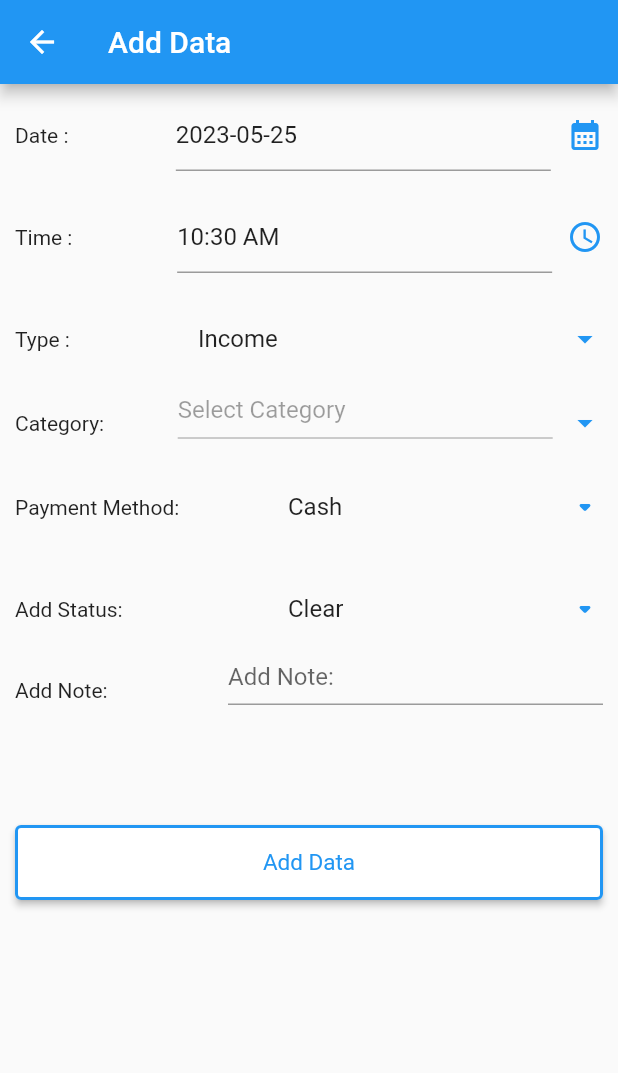
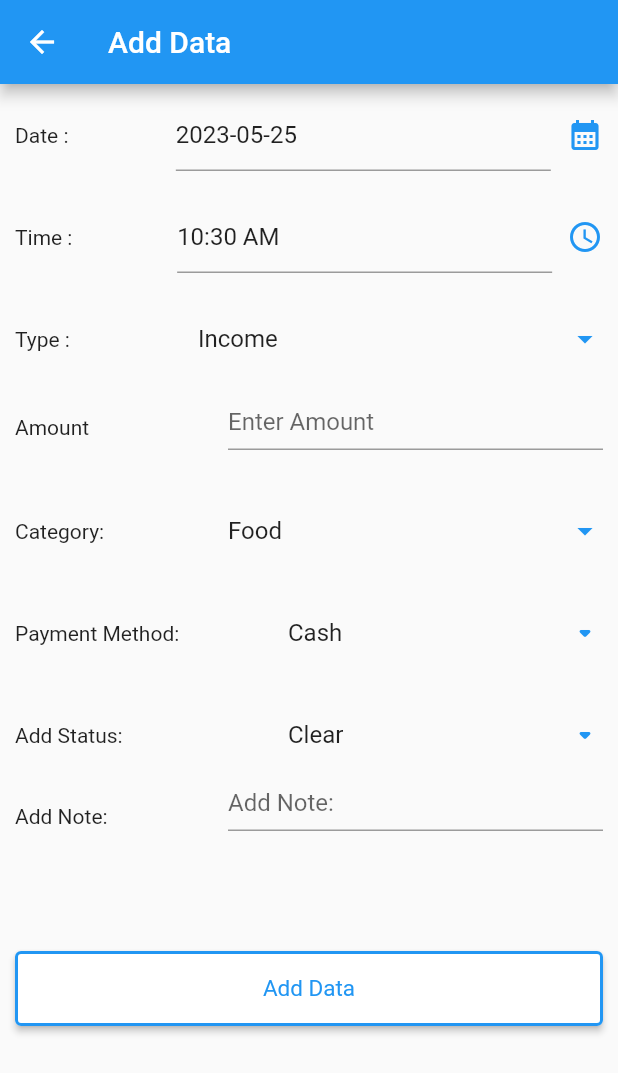
Before and after one commit to 9splShubham/Expense-Tracker, a Flutter app: the AddData screen opened directly, on a phone screen of 412 x 824 dp. Shown: the top 1073 px of the screen. Run offline on Flutter 3.47's test engine with Material 2 defaults, Android fonts, the phone set to English and light mode, and no system bars; our stand-ins replace firebase_auth, firebase_core, pie_chart, shared_preferences, sqflite; accounts and stored records are empty; network calls fail; Roboto replaces fonts that are missing (AvenirRegular).

Commit message:
Local database of Add data done (Category left)

```diff
--- a/lib/core/app_string.dart
+++ b/lib/core/app_string.dart
@@ -41,6 +41,9 @@ class AppString {
   static const textPaymentMethod = 'Payment Method:';
   static const textAddNote = 'Add Note: ';
   static const textAddStatus = 'Add Status: ';
+  static const textAmount = 'Amount ';
+  static const textEnterAmount = 'Enter Amount ';
+  static const textAddeddatasuccessfully = 'Added data successfully';
 
   /// BOTTOM SHEET
 
--- a/lib/db_helper/db_helper.dart
+++ b/lib/db_helper/db_helper.dart
@@ -10,27 +10,28 @@ import 'package:path/path.dart';
 class DbHelper {
   late Database _db;
 
-  /// ADD DATA
+  /// SIGN UP
 
-  static const String DB_Name = 'MY_Application';
-  static const String Table_UserData = 'userData';
-  static const int Version = 14;
-  static const String ID = 'id';
-  static const String U_Date = 'date';
-  static const String U_Time = 'time';
-  static const String U_Type = 'type';
-  static const String U_Category = 'category';
-  static const String U_PaymentMethod = 'paymentMethod';
-  static const String U_Status = 'status';
-  static const String U_Note = 'note';
-
-  /// SIGN UP
+  static const String DB_Name = 'MYData';
+  static const int Version = 11;
   static const String Table_SignUpData = 'signUpData';
   static const String S_ID = 'id';
   static const String UserID = 'userId';
   static const String L_Name = 'name';
   static const String L_Email = 'email';
   static const String L_Password = 'password';
+
+  /// ADD DATA
+  static const String Table_UserData = 'userData';
+  static const String ID = 'id';
+  static const String U_Date = 'date';
+  static const String U_Time = 'time';
+  static const String U_Type = 'type';
+  static const String U_Amount = 'amount';
+  static const String U_Category = 'category';
+  static const String U_PaymentMethod = 'paymentMethod';
+  static const String U_Status = 'status';
+  static const String U_Note = 'note';
 
   Future<Database> get db async {
     /*   if (_db != null) {
@@ -48,23 +49,24 @@ class DbHelper {
   }
 
   _onCreate(Database db, int intVersion) async {
-    await db.execute("CREATE TABLE $Table_UserData ("
-        " $ID INTEGER  , "
-        " $U_Date TEXT, "
-        " $U_Time INTEGER ,"
-        " $U_Type TEXT,"
-        " $U_Category INTEGER,"
-        " $U_PaymentMethod TEXT,"
-        " $U_Status TEXT,"
-        " $U_Note TEXT "
-        ")");
-
     await db.execute("CREATE TABLE $Table_SignUpData ("
         " $S_ID INTEGER PRIMARY KEY , "
         " $UserID TEXT , "
         " $L_Name TEXT, "
         " $L_Email TEXT, "
         " $L_Password TEXT"
+        ")");
+
+    await db.execute("CREATE TABLE $Table_UserData ("
+        " $ID TEXT  , "
+        " $U_Date TEXT, "
+        " $U_Time TEXT ,"
+        " $U_Type TEXT,"
+        " $U_Amount INTEGER,"
+        " $U_Category TEXT,"
+        " $U_PaymentMethod TEXT,"
+        " $U_Status TEXT,"
+        " $U_Note TEXT "
         ")");
   }
 
@@ -76,24 +78,28 @@ class DbHelper {
     return res;
   }
 
-  Future<void> insertType(newValue) async {
+  Future<int> insertData(AddDataModel user) async {
     var dbClient = await db;
-    await dbClient.insert(Table_UserData, {
-      U_Type: newValue,
-    });
+    var res = await dbClient.insert(Table_UserData, user.toJson());
+    return res;
   }
+/*  Future<void> insertData(Type, PaymentMethod, AddStatus) async {
+    var dbClient = await db;
+    await dbClient.rawQuery(
+        '''INSERT INTO $Table_UserData ($U_Type,$U_PaymentMethod,$U_Status) VALUES ('$Type','$PaymentMethod','$AddStatus',)  ''');
+  }*/
 
-  Future<void> insertPayment(String? newValue) async {
+/*  Future<void> insertPayment(String? newValue) async {
     var dbClient = await db;
-    await dbClient.insert(Table_UserData, {
-      U_PaymentMethod: newValue,
-    });
+    await dbClient.rawQuery(
+        '''INSERT INTO $Table_UserData ($U_PaymentMethod) VALUES ('$newValue')  ''');
+    */ /* await dbClient.insert(Table_UserData, {U_PaymentMethod: newValue});*/ /*
   }
 
   Future<void> insertStatus(String? newValue) async {
     var dbClient = await db;
-    await dbClient.insert(Table_UserData, {
-      U_Status: newValue,
-    });
-  }
+    await dbClient.rawQuery(
+        '''INSERT INTO $Table_UserData ($U_Status) VALUES ('$newValue')  ''');
+*/ /*    await dbClient.insert(Table_UserData, {U_Status: newValue});*/ /*
+  }*/
 }
--- a/lib/model/model.dart
+++ b/lib/model/model.dart
@@ -25,3 +25,54 @@ class SignUpModel {
     return data;
   }
 }
+
+/// ADD DATA
+
+class AddDataModel {
+  String? id;
+  String? date;
+  String? time;
+  String? type;
+  int? amount;
+  String? category;
+  String? paymentMethod;
+  String? status;
+  String? note;
+
+  AddDataModel(
+      {this.id,
+      this.date,
+      this.time,
+      this.type,
+      this.amount,
+      this.category,
+      this.paymentMethod,
+      this.status,
+      this.note});
+
+  AddDataModel.fromJson(Map<String, dynamic> json) {
+    id = json['id'];
+    date = json['date'];
+    time = json['time'];
+    type = json['type'];
+    amount = json['amount'];
+    category = json['category'];
+    paymentMethod = json['paymentMethod'];
+    status = json['status'];
+    note = json['note'];
+  }
+
+  Map<String, dynamic> toJson() {
+    final Map<String, dynamic> data = new Map<String, dynamic>();
+    data['id'] = this.id;
+    data['date'] = this.date;
+    data['time'] = this.time;
+    data['type'] = this.type;
+    data['amount'] = this.amount;
+    data['category'] = this.category;
+    data['paymentMethod'] = this.paymentMethod;
+    data['status'] = this.status;
+    data['note'] = this.note;
+    return data;
+  }
+}
--- a/lib/screens/add_data.dart
+++ b/lib/screens/add_data.dart
@@ -1,9 +1,13 @@
 import 'package:expense_tracker/core/app_color.dart';
+import 'package:expense_tracker/core/app_config.dart';
 import 'package:expense_tracker/core/app_fonts.dart';
 import 'package:expense_tracker/core/app_size.dart';
 import 'package:expense_tracker/core/app_string.dart';
+import 'package:expense_tracker/core/com_helper/com_helper.dart';
 import 'package:expense_tracker/db_helper/db_helper.dart';
+import 'package:expense_tracker/model/model.dart';
 import 'package:expense_tracker/screens/bottom_sheet/bottom_sheet_add_data.dart';
+import 'package:expense_tracker/screens/dashboard.dart';
 import 'package:flutter/material.dart';
 import 'package:flutter/widgets.dart';
 import 'package:shared_preferences/shared_preferences.dart';
@@ -20,11 +24,20 @@ class _AddDataState extends State<AddData> {
   String dropdownvalue = 'Income';
   String dropdown = 'Cash';
   String drop = 'Clear';
+  String Category = 'Food';
 
   /// List of items in our dropdown menu
   var items = ['Income', 'Expense'];
   var payment = ['Cash', 'Card', 'Net Banking', 'Cheque'];
   var status = ['Clear', 'Under Process', 'Reject'];
+  var category = [
+    'Food',
+    'Shoping',
+    'Social Life',
+    'Education',
+    'Transport',
+    'Health'
+  ];
 
   /// DATE
   DateTime selectedDate = DateTime.now();
@@ -67,6 +80,42 @@ class _AddDataState extends State<AddData> {
     super.initState();
   }
 
+  late TextEditingController dateController = TextEditingController();
+  late TextEditingController timeController = TextEditingController();
+  late TextEditingController amountController = TextEditingController();
+  late TextEditingController noteController = TextEditingController();
+
+  void AddDataInDb() async {
+    SharedPreferences sp = await SharedPreferences.getInstance();
+
+    String Date = dateController.text;
+    String Time = timeController.text;
+    String Amount = amountController.text;
+    String Note = noteController.text;
+
+    AddDataModel aModel = AddDataModel();
+
+    aModel.id = sp.getString(AppConfig.textUserId);
+    aModel.date = Date;
+    aModel.time = Time;
+    aModel.type = dropdownvalue;
+    aModel.amount = int.parse(Amount);
+    aModel.category = Category;
+    aModel.paymentMethod = dropdown;
+    aModel.status = drop;
+    aModel.note = Note;
+
+    dbHelper = DbHelper();
+    await dbHelper.insertData(aModel).then((value) {
+      Navigator.push(
+          context, MaterialPageRoute(builder: (context) => Dashboard()));
+    }).then((value) {
+      alertDialog(AppString.textAddeddatasuccessfully);
+    }).catchError((error) {
+      print('${error}');
+    });
+  }
+
   @override
   Widget build(BuildContext context) {
     return Scaffold(
@@ -90,7 +139,7 @@ class _AddDataState extends State<AddData> {
                     width: 250,
                     child: TextFormField(
                       keyboardType: TextInputType.number,
-                      controller: TextEditingController(
+                      controller: dateController = TextEditingController(
                           text: "${selectedDate.toLocal()}".split(' ')[0]),
                       decoration:
                           InputDecoration(hintText: AppString.textSelectDate),
@@ -119,7 +168,7 @@ class _AddDataState extends State<AddData> {
                     width: 250,
                     child: TextFormField(
                       keyboardType: TextInputType.number,
-                      controller: TextEditingController(
+                      controller: timeController = TextEditingController(
                           text: selectedTime.format(context).toString()),
                       decoration:
                           InputDecoration(hintText: AppString.textSelectTime),
@@ -167,11 +216,8 @@ class _AddDataState extends State<AddData> {
                         // After selecting the desired option,it will
                         // change button value to selected value
                         onChanged: (String? newValue) {
-                          setState(() async {
+                          setState(() {
                             dropdownvalue = newValue!;
-                            SharedPreferences prefs =
-                                await SharedPreferences.getInstance();
-                            dbHelper.insertType(newValue!);
                           });
                         },
                       ),
@@ -185,11 +231,61 @@ class _AddDataState extends State<AddData> {
               Row(
                 mainAxisAlignment: MainAxisAlignment.spaceBetween,
                 children: [
+                  Text(AppString.textAmount),
+                  SizedBox(
+                    height: 30,
+                    width: 250,
+                    child: TextFormField(
+                      controller: amountController,
+                      keyboardType: TextInputType.number,
+                      decoration: InputDecoration(
+                        hintText: AppString.textEnterAmount,
+                      ),
+                    ),
+                  )
+                ],
+              ),
+              SizedBox(
+                height: 30,
+              ),
+              Row(
+                mainAxisAlignment: MainAxisAlignment.spaceBetween,
+                children: [
                   Text(AppString.textCategory),
                   SizedBox(
                     width: 30,
                   ),
-                  SizedBox(
+                  Container(
+                    width: 250,
+                    child: DropdownButtonHideUnderline(
+                      child: DropdownButton(
+                        // Initial Value
+                        value: Category,
+
+                        // Down Arrow Icon
+                        icon: const Icon(
+                          Icons.arrow_drop_down_sharp,
+                          color: AppColor.colorBlue,
+                        ),
+
+                        // Array list of items
+                        items: category.map((String category) {
+                          return DropdownMenuItem(
+                            value: category,
+                            child: Text(category),
+                          );
+                        }).toList(),
+                        // After selecting the desired option,it will
+                        // change button value to selected value
+                        onChanged: (String? newValue) {
+                          setState(() async {
+                            Category = newValue!;
+                          });
+                        },
+                      ),
+                    ),
+                  ),
+                  /*SizedBox(
                     height: 20,
                     width: 250,
                     child: InkWell(
@@ -208,11 +304,11 @@ class _AddDataState extends State<AddData> {
                             });
                       },
                     ),
-                  ),
-                  Icon(
+                  ),*/
+                  /*    Icon(
                     Icons.arrow_drop_down_sharp,
                     color: AppColor.colorBlue,
-                  )
+                  )*/
                 ],
               ),
               SizedBox(
@@ -250,7 +346,6 @@ class _AddDataState extends State<AddData> {
                         onChanged: (String? newValue) {
                           setState(() {
                             dropdown = newValue!;
-                            dbHelper.insertPayment(newValue!);
                           });
                         },
                       ),
@@ -293,7 +388,6 @@ class _AddDataState extends State<AddData> {
                         onChanged: (String? newValue) {
                           setState(() {
                             drop = newValue!;
-                            dbHelper.insertStatus(newValue!);
                           });
                         },
                       ),
@@ -315,6 +409,7 @@ class _AddDataState extends State<AddData> {
                       height: 20,
                       width: 250,
                       child: TextFormField(
+                        controller: noteController,
                         decoration:
                             InputDecoration(hintText: AppString.textAddNote),
                       )),
@@ -335,7 +430,9 @@ class _AddDataState extends State<AddData> {
                   style: ElevatedButton.styleFrom(
                       primary: AppColor.colorWhite,
                       side: BorderSide(color: AppColor.colorBlue, width: 2)),
-                  onPressed: () {},
+                  onPressed: () {
+                    AddDataInDb();
+                  },
                 ),
               ),
               /*          SizedBox(
```
